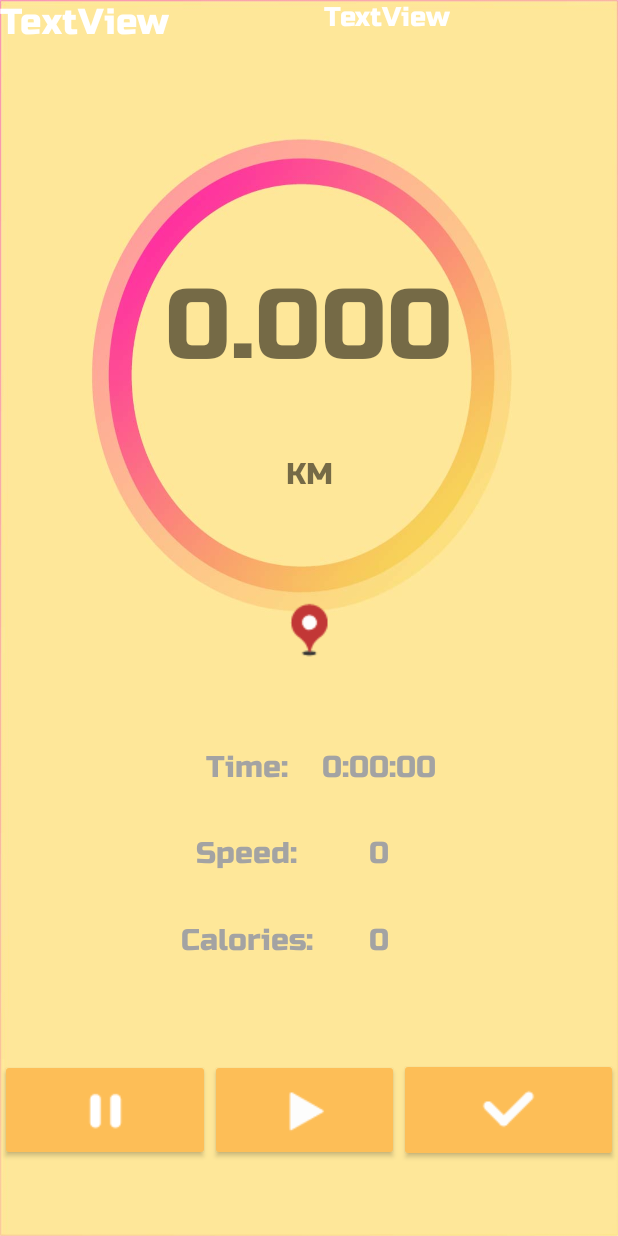
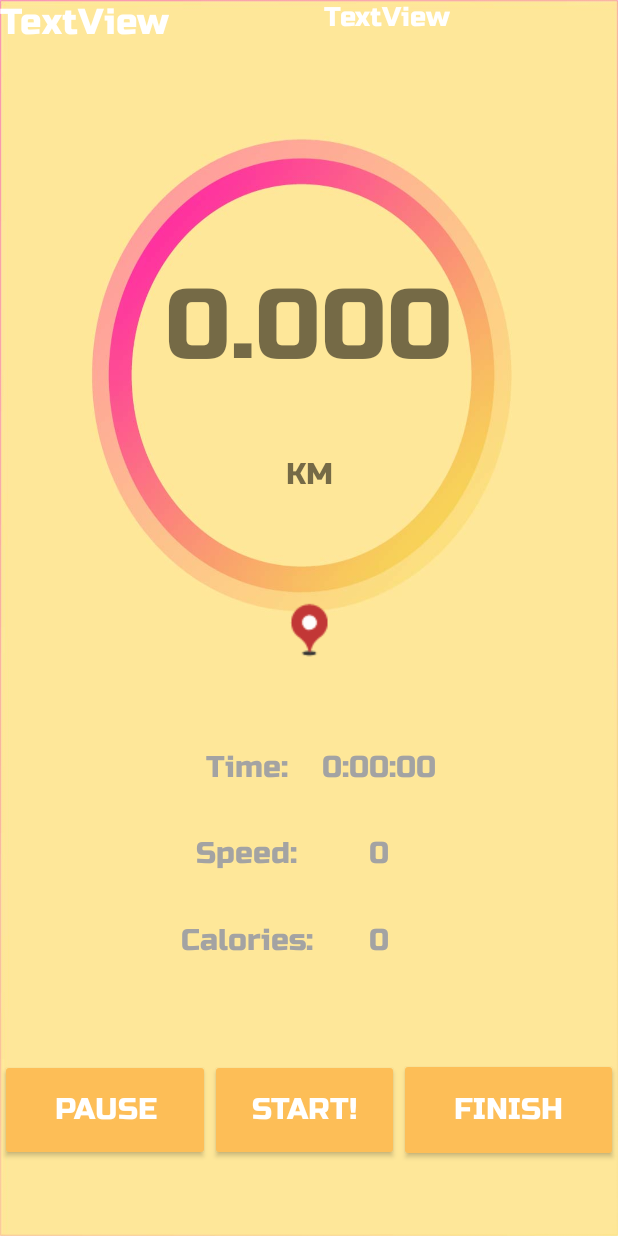
Before and after one commit to 1105959326/IAT359, an Android app: the layout record_page.xml on its own in the app's theme, with its tools: preview values and no code run, on a phone screen of 412 x 824 dp. Run offline under Robolectric (Android 15) with nearby library versions, the phone set to English and light mode, and no system bars.

```diff
--- a/weFit/app/src/main/java/com/example/wefit/RecordPage.java
+++ b/weFit/app/src/main/java/com/example/wefit/RecordPage.java
@@ -15,6 +15,7 @@ import android.os.Parcelable;
 import android.util.Log;
 import android.view.View;
 import android.widget.Button;
+import android.widget.ImageButton;
 import android.widget.TextView;
 
 import androidx.annotation.NonNull;
@@ -28,7 +29,8 @@ import java.util.List;
 
 public class RecordPage extends Activity implements View.OnClickListener, SensorEventListener, LocationListener {
 
-    private Button startBtn, resumeBtn, finishBtn, mapButton;
+    private Button startBtn, resumeBtn, finishBtn;
+    private ImageButton mapButton;
     private boolean state = false;
     private TextView  typeText, stateText, timeText, distanceText, speedText, caloryText;
     private String type;
--- a/weFit/app/src/main/java/com/example/wefit/RecordingActivity.java
+++ b/weFit/app/src/main/java/com/example/wefit/RecordingActivity.java
@@ -10,6 +10,7 @@ import android.view.LayoutInflater;
 import android.view.View;
 import android.view.ViewGroup;
 import android.widget.Button;
+import android.widget.ImageButton;
 import android.widget.Toast;
 
 import androidx.annotation.NonNull;
@@ -29,7 +30,7 @@ import com.google.android.gms.tasks.Task;
 
 public class RecordingActivity extends Fragment implements View.OnClickListener, OnMapReadyCallback {
 
-    private Button runBtn, rideBtn, startBtn;
+    private ImageButton runBtn, rideBtn, startBtn;
     private int state = 1;
     private Button firstButton;
     private SecondFragment secondFragment;
--- a/weFit/app/src/main/res/layout/record_page.xml
+++ b/weFit/app/src/main/res/layout/record_page.xml
@@ -207,7 +207,7 @@
             android:layout_weight="2"
             android:gravity="center">
 
-            <ImageButton
+            <Button
                 android:id="@+id/resume_button"
                 android:src="@drawable/pause"
                 style="@style/Widget.AppCompat.Button.Colored"
@@ -220,7 +220,7 @@
                 android:textSize="20sp"
                 android:visibility="visible" />
 
-            <ImageButton
+            <Button
                 android:id="@+id/start_btn"
                 android:src="@drawable/start"
                 style="@style/Widget.AppCompat.Button.Colored"
@@ -232,7 +232,7 @@
                 android:textColor="@color/myWhite"
                 android:textSize="20sp" />
 
-            <ImageButton
+            <Button
                 android:id="@+id/finish_btn"
                 android:src="@drawable/finish"
                 style="@style/Widget.AppCompat.Button.Colored"
```
Also changed, not shown: weFit/app/src/main/java/com/example/wefit/MainActivity.java (+5 -4 lines).
